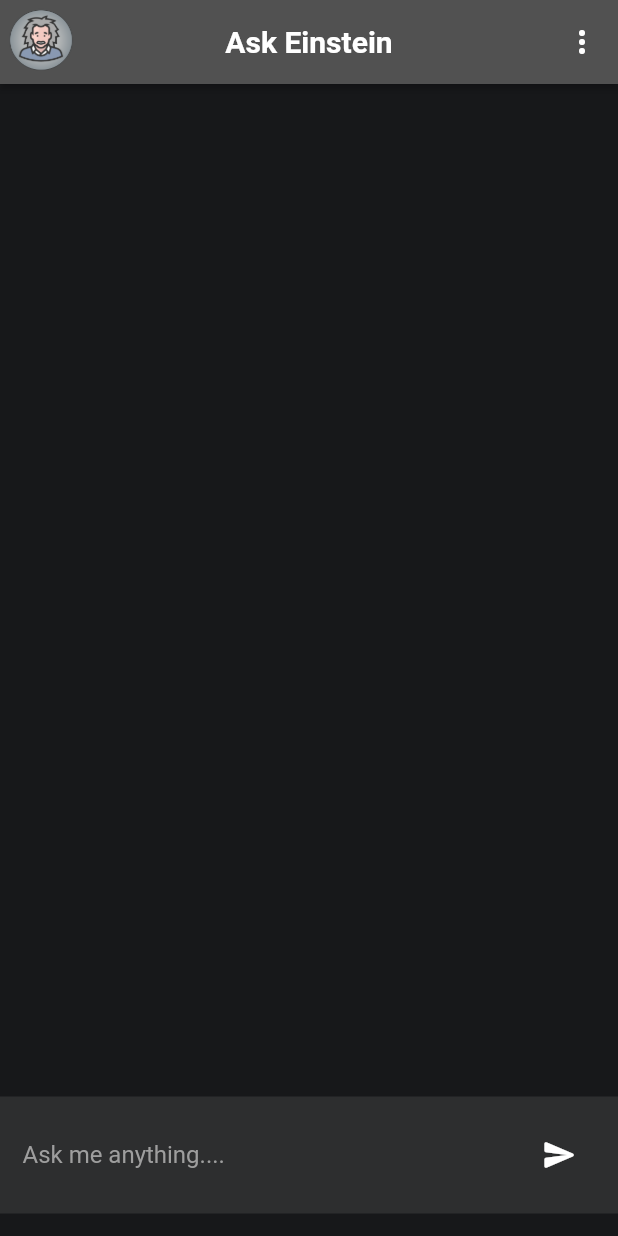
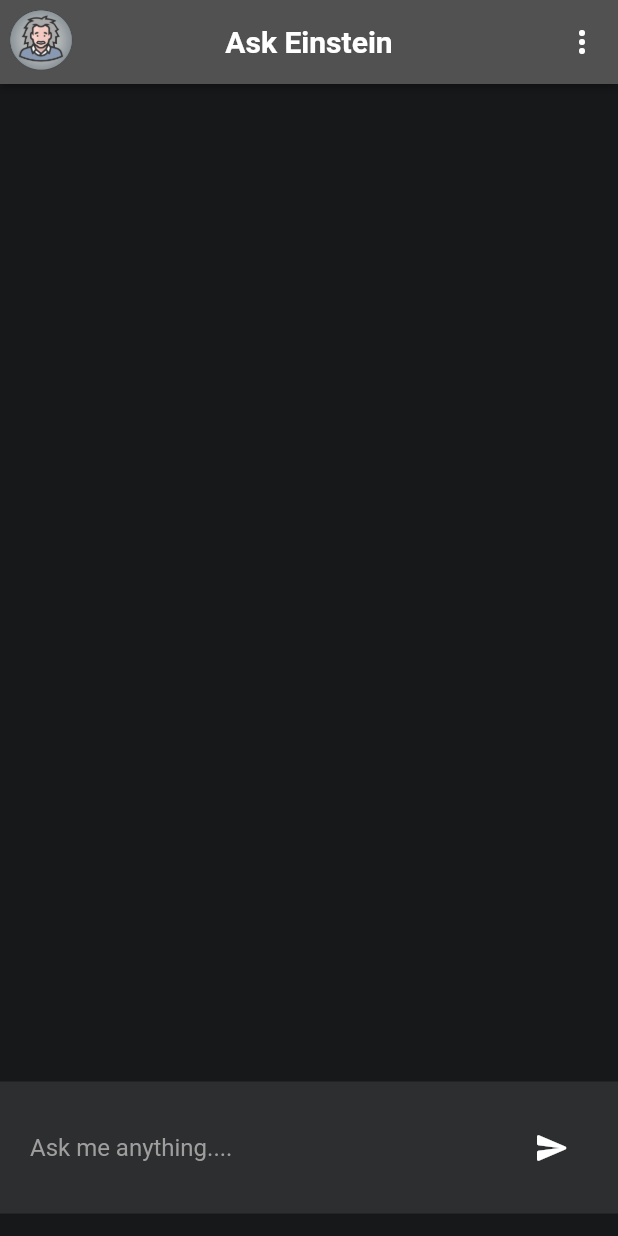
Before and after one commit to ENRexGeorge23/ask-einstein-app, a Flutter app: the screen it shows after launch, on a phone screen of 412 x 824 dp. Run offline on Flutter 3.47's test engine with Material 2 defaults, Android fonts, the phone set to English and light mode, and no system bars; our stand-ins replace animated_text_kit, flutter_spinkit.

Commit message:
[FIXES]Updates

```diff
--- a/lib/constants/api_consts.dart
+++ b/lib/constants/api_consts.dart
@@ -1,6 +1,6 @@
 // ignore_for_file: non_constant_identifier_names
 
 String BASE_URL = "https://api.openai.com/v1";
-String API_KEY = "";
+String API_KEY = "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";
 // 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
 // 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
--- a/lib/screens/chat_screen.dart
+++ b/lib/screens/chat_screen.dart
@@ -94,7 +94,7 @@ class _ChatScreenState extends State<ChatScreen> {
             Material(
               color: const Color.fromARGB(255, 45, 46, 47),
               child: Padding(
-                padding: const EdgeInsets.all(15.0),
+                padding: const EdgeInsets.all(20.0),
                 child: Row(
                   children: [
                     Expanded(
--- a/lib/services/services.dart
+++ b/lib/services/services.dart
@@ -15,11 +15,11 @@ class Services {
         backgroundColor: scaffoldBackgroundColor,
         context: context,
         builder: (context) {
-          return Padding(
-            padding: const EdgeInsets.all(18.0),
+          return const Padding(
+            padding: EdgeInsets.all(18.0),
             child: Row(
               mainAxisAlignment: MainAxisAlignment.spaceBetween,
-              children: const [
+              children: [
                 Flexible(
                   child: TextWidget(
                     label: "Chosen Model:",
```
Also changed, not shown: pubspec.lock, 4 other files.
